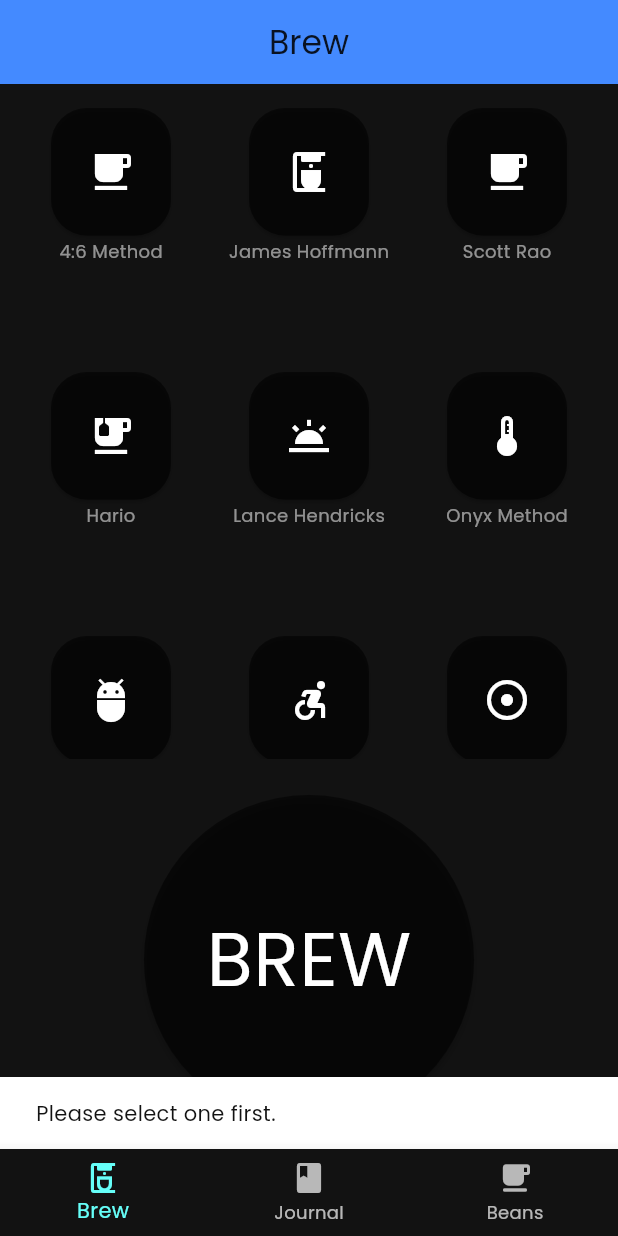
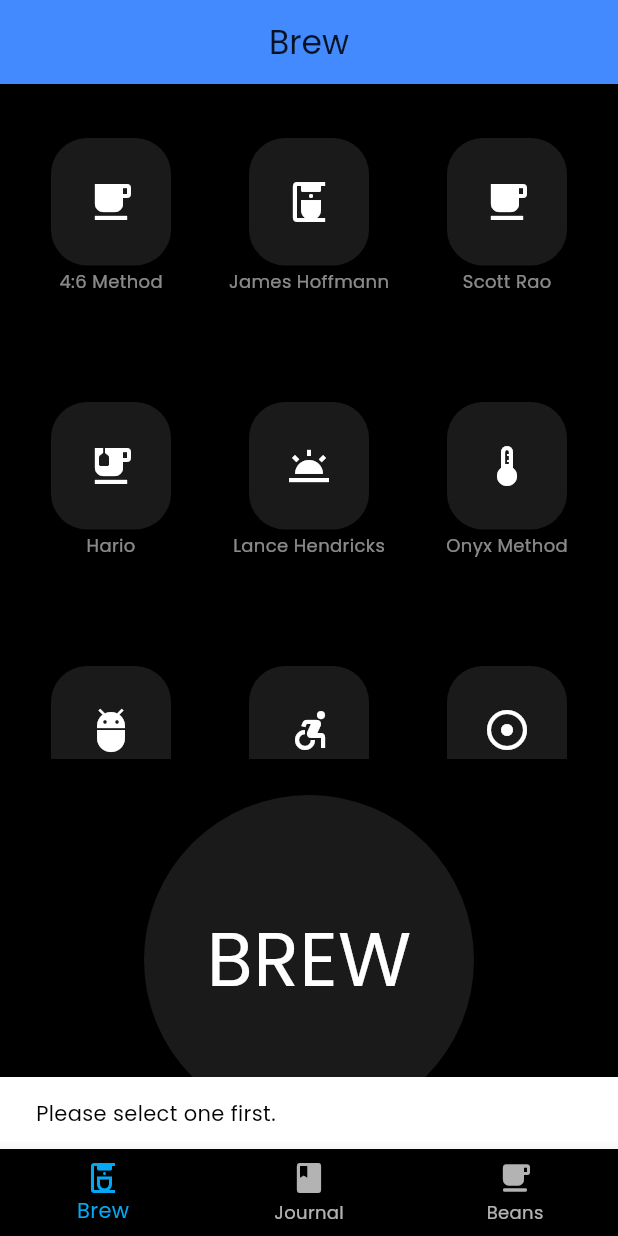
Before and after one commit to kurtinho7/V60_Pal, a Flutter app: the screen it shows after launch, after a tap on "BREW", on a phone screen of 412 x 824 dp. Run offline on Flutter 3.47's test engine with Material 3 defaults, Android fonts, the phone set to English and light mode, and no system bars; our stand-ins replace google_fonts, hive; accounts and stored records are empty; network calls fail.

Commit message:
Changed color themes and json persistence

```diff
--- a/lib/BrewScreen.dart
+++ b/lib/BrewScreen.dart
@@ -1,4 +1,5 @@
 import 'package:flutter/material.dart';
+import 'package:v60pal/Theme.dart';
 import 'package:v60pal/models/Recipe.dart';
 import 'package:v60pal/BrewTimerPage.dart';
 
@@ -154,6 +155,7 @@
         padding: const EdgeInsets.all(16),
         child: Column(
           children: [
+            SizedBox(height: 20),
             Expanded(
               child: GridView.count(
                 crossAxisCount: 3,
@@ -171,9 +173,9 @@
                           fixedSize: const Size(80, 85),
                           backgroundColor: selected
                               ? Colors.blueAccent
-                              : Colors.black54,
+                              : Colors.white10,
                           foregroundColor: selected
-                              ? Colors.black54
+                              ? Colors.white
                               : Colors.white,
                         ),
                         onPressed: () => _onIconTap(i),
@@ -201,7 +203,7 @@
               child: RawMaterialButton(
                 onPressed: _onBrewPressed,
                 elevation: 2.0,
-                fillColor: Colors.black54,
+                fillColor: Colors.white10,
                 constraints: BoxConstraints(minWidth: 300.0, minHeight: 300.0),
                 padding: EdgeInsets.all(15.0),
                 shape: CircleBorder(),
--- /dev/null
+++ b/lib/Theme.dart
@@ -0,0 +1,16 @@
+import 'package:flutter/material.dart';
+
+
+final PRIMARY_COLOR = Colors.blueAccent;
+
+final SECONDARY_COLOR = Colors.lightBlue;
+
+final BACKGROUND_COLOR = Colors.black;
+
+final BUTTON_COLOR = Colors.white10;
+
+final TEXT_COLOR = Colors.white;
+
+final COLOR_SCHEME = ColorScheme(brightness: Brightness.dark, primary: PRIMARY_COLOR, onPrimary: TEXT_COLOR, secondary: SECONDARY_COLOR, onSecondary: TEXT_COLOR, error: TEXT_COLOR, onError: BACKGROUND_COLOR, surface: BACKGROUND_COLOR, onSurface: TEXT_COLOR);
+
+final ELEVATED_BUTTON_THEME = ElevatedButtonThemeData(style: ElevatedButton.styleFrom(backgroundColor: BUTTON_COLOR));
--- a/lib/main.dart
+++ b/lib/main.dart
@@ -1,12 +1,17 @@
-
 import 'package:flutter/material.dart';
+import 'package:provider/provider.dart';
 import 'package:v60pal/BeansScreen.dart';
 import 'package:v60pal/BrewScreen.dart';
 import 'package:v60pal/JournalScreen.dart';
 import 'package:google_fonts/google_fonts.dart';
+import 'package:v60pal/models/Journal.dart';
+import 'package:v60pal/Theme.dart';
 
-void main() {
-  runApp(const MyApp());
+Future<void> main() async {
+  WidgetsFlutterBinding.ensureInitialized();
+  final journal = Journal();
+  await journal.init();
+  runApp(ChangeNotifierProvider<Journal>.value(value: journal, child: MyApp()));
 }
 
 class MyApp extends StatefulWidget {
@@ -33,10 +38,17 @@
   @override
   Widget build(BuildContext context) {
     return MaterialApp(
-      theme: ThemeData(textTheme: GoogleFonts.poppinsTextTheme(), colorScheme: ColorScheme.highContrastDark()),
+      theme: ThemeData(
+        textTheme: GoogleFonts.poppinsTextTheme(),
+        colorScheme: COLOR_SCHEME,
+        elevatedButtonTheme: ELEVATED_BUTTON_THEME,
+      ),
       home: Scaffold(
         appBar: AppBar(
-          title: Text(screenNames[selectedIndex], style: TextStyle(color: Colors.black87)),
+          title: Text(
+            screenNames[selectedIndex],
+            style: TextStyle(color: Colors.black87),
+          ),
           backgroundColor: Colors.blueAccent,
           centerTitle: true,
         ),
--- /dev/null
+++ b/lib/models/Journal.dart
@@ -0,0 +1,22 @@
+import 'package:v60pal/models/JournalEntry.dart';
+import 'package:v60pal/persistence/JournalStorage.dart';
+import 'package:flutter/foundation.dart';
+
+class Journal extends ChangeNotifier {
+  List<JournalEntry> _entries = [];
+
+  List<JournalEntry> get entries => List.unmodifiable(_entries);
+
+  Future<void> init() async {
+    _entries = await loadEntries(); // or loadEntriesFromPrefs()
+    notifyListeners();
+  }
+
+  Future<void> addEntry(JournalEntry entry) async {
+    _entries.add(entry);
+    await saveEntries(_entries); // or saveEntriesToPrefs
+    notifyListeners();
+  }
+
+  // You can also add update/remove methods similarly...
+}
--- a/lib/models/JournalEntry.dart
+++ b/lib/models/JournalEntry.dart
@@ -1,6 +1,7 @@
 import 'package:hive/hive.dart';
 import 'package:v60pal/models/Recipe.dart';
 import 'package:v60pal/models/Beans.dart';
+import 'dart:convert';
 
 class JournalEntry{
   String id;
@@ -30,23 +31,28 @@
   });
 
   factory JournalEntry.fromJson(Map<String, dynamic> j) => JournalEntry(
-    id: j['_id']['\$oid'],
+    id: j['id'],
     rating: j['rating'],
     waterTemp: (j['waterTemp'] as num).toInt(),
     timeTaken: (j['timeTaken'] as num).toInt(),
     grindSetting: j['grindSetting'],
     notes: j['notes'],
-    beans: Beans.fromJson(j['beans']),
-    recipe: Recipe.fromJson(j['recipe']),
+    beans: Beans.fromJson(j['beans']as Map<String,dynamic>),
+    recipe: Recipe.fromJson(j['recipe']as Map<String,dynamic>),
   );
 
   Map<String, dynamic> toJson() => {
+    'id':     id,
     'rating':      rating,
     'waterTemp':   waterTemp,
     'timeTaken':   timeTaken,
     'grindSetting': grindSetting,
     'notes':       notes,
-    'beans':       beans.id,   // send only the ID if your API expects ref
-    'recipe':      recipe.id,  // same here
+    'beans':       beans.toJson(),   // send only the ID if your API expects ref
+    'recipe':      recipe.toJson(),  // same here
   };
+
+  String toJsonString() => jsonEncode(toJson());
+
+
 }
--- /dev/null
+++ b/lib/persistence/JournalStorage.dart
@@ -0,0 +1,48 @@
+import 'dart:io';
+import 'package:path_provider/path_provider.dart';
+import 'package:v60pal/models/JournalEntry.dart';
+import 'dart:convert';
+
+
+
+
+// 2A.1: Locate your journal file
+Future<File> get _journalFile async {
+  final dir = await getApplicationDocumentsDirectory();
+  final path = '${dir.path}/v60_journal.json';
+  print('📂 Journal file path: $path');
+  return File(path);
+}
+
+// 2A.2: Read and decode (returns an empty list if file not found or broken)
+Future<List<JournalEntry>> loadEntries() async {
+  try {
+    final file = await _journalFile;
+    if (!await file.exists()) {
+      print('⚠️ No journal file found, returning empty list');
+      return [];
+    }
+    final contents = await file.readAsString();
+    print('Loaded json $contents');
+    final List<dynamic> jsonList = jsonDecode(contents);
+    return jsonList
+        .map((e) => JournalEntry.fromJson(e as Map<String, dynamic>))
+        .toList();
+  } catch (e) {
+    print("Missing file");
+    return [];
+  }
+}
+
+// 2A.3: Write the full list back to disk
+Future<void> saveEntries(List<JournalEntry> entries) async {
+  final file = await _journalFile;
+  final jsonList = entries.map((e) => e.toJson()).toList();
+  await file.writeAsString(jsonEncode(jsonList));
+}
+
+Future<void> clearJournalFile() async {
+  final file = await _journalFile;
+  // Overwrite with empty JSON array
+  await file.writeAsString(jsonEncode(<dynamic>[]));
+}
--- a/pubspec.yaml
+++ b/pubspec.yaml
@@ -37,6 +37,9 @@
   cupertino_icons: ^1.0.8
   hive: ^2.2.3
   google_fonts: ^6.2.1
+  path_provider: ^2.1.5
+  provider: ^6.1.5
+  uuid: ^4.5.1
 
 dev_dependencies:
   flutter_test:
```
Also changed, not shown: lib/JournalScreen.dart (+14 -2 lines), lib/PostTimerScreen.dart (+59 -3 lines), pubspec.lock.
